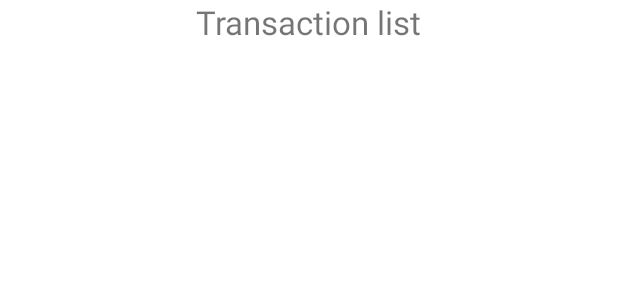
After one commit to ham8821/android_tech_playground_project, an Android app: the layout fragment_transacton_list.xml on its own in the app's theme, with its tools: preview values and no code run, on a phone screen of 412 x 824 dp. The commit adds this screen. Shown: the top 300 px of the screen. Run offline under Robolectric (Android 15) with nearby library versions, the phone set to English and light mode, and no system bars.

Commit message:
viewbinding added for view referencing
1. view binding enabled in the build.gradle
2. created layout file in res
3. binding the created binding class in TransactionsFragment

```diff
--- a/app/build.gradle
+++ b/app/build.gradle
@@ -7,6 +7,10 @@ plugins {
 android {
     compileSdkVersion 30
     buildToolsVersion "30.0.3"
+
+    buildFeatures {
+        viewBinding true
+    }
 
     defaultConfig {
         applicationId "nz.co.test.transactions"
@@ -28,6 +32,7 @@ android {
         sourceCompatibility JavaVersion.VERSION_1_8
         targetCompatibility JavaVersion.VERSION_1_8
     }
+
     kotlinOptions {
         jvmTarget = '1.8'
     }
--- /dev/null
+++ b/app/src/main/res/layout/fragment_transacton_list.xml
@@ -0,0 +1,15 @@
+<?xml version="1.0" encoding="utf-8"?>
+<LinearLayout xmlns:android="http://schemas.android.com/apk/res/android"
+    android:layout_width="match_parent"
+    android:layout_height="match_parent"
+    android:orientation="vertical">
+
+    <TextView
+        android:layout_width="wrap_content"
+        android:layout_height="wrap_content"
+        android:textSize="22sp"
+        android:layout_gravity="center_horizontal"
+        android:text="Transaction list"/>
+
+
+</LinearLayout>
```
Also changed, not shown: app/src/main/java/nz/co/test/transactions/ui/fragments/TransactionListFragment.kt (+18 -4 lines).
